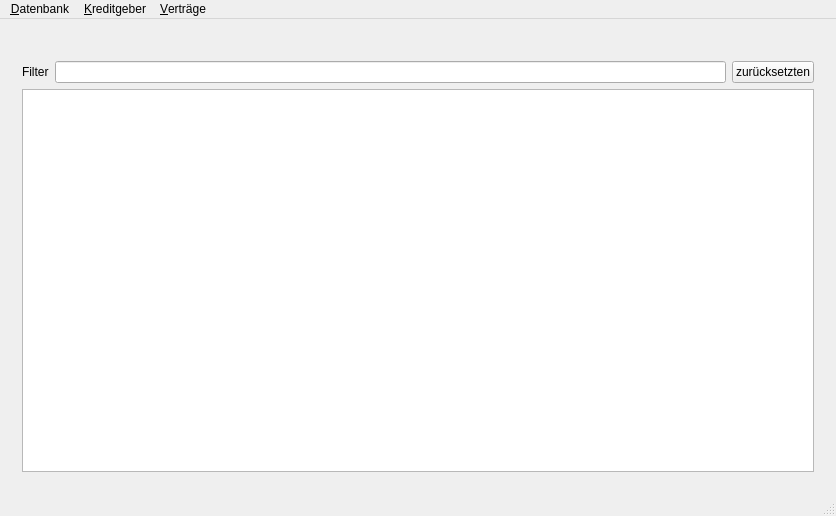
Schachigel/DKV2, file DKV2/mainwindow.ui: the form before one commit.
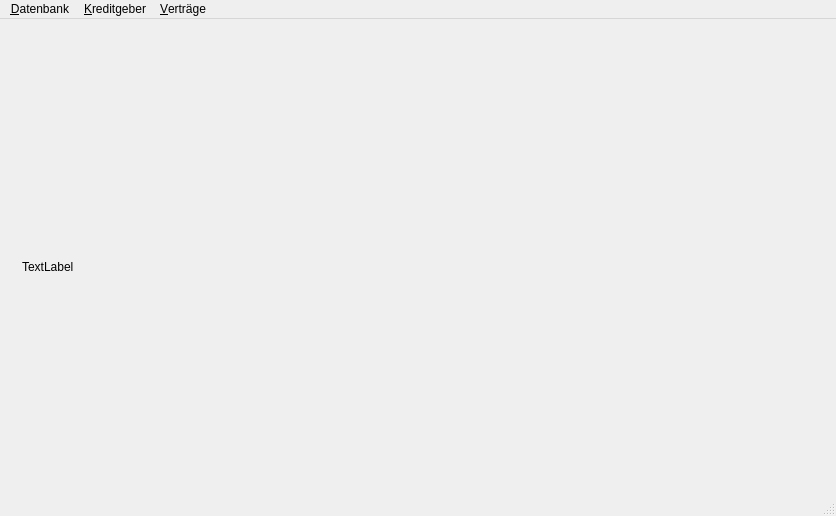
The form after the commit.

Patch:
```diff
--- a/DKV2/mainwindow.ui
+++ b/DKV2/mainwindow.ui
@@ -26,7 +26,7 @@
     <item>
      <widget class="QStackedWidget" name="stackedWidget">
       <property name="currentIndex">
-       <number>4</number>
+       <number>5</number>
       </property>
       <widget class="QWidget" name="EmptyPage">
        <layout class="QHBoxLayout" name="horizontalLayout_2">
@@ -476,6 +476,20 @@
           <property name="contextMenuPolicy">
            <enum>Qt::CustomContextMenu</enum>
           </property>
+          <property name="toolTip">
+           <string>Verwende die sekundäre Maustaste für weitere Optionen</string>
+          </property>
+         </widget>
+        </item>
+       </layout>
+      </widget>
+      <widget class="QWidget" name="Overview">
+       <layout class="QVBoxLayout" name="verticalLayout_5">
+        <item>
+         <widget class="QLabel" name="lblOverview">
+          <property name="text">
+           <string>TextLabel</string>
+          </property>
          </widget>
         </item>
        </layout>
```
Left out of the diff: 10 changed lines with no effect on the pictures.
